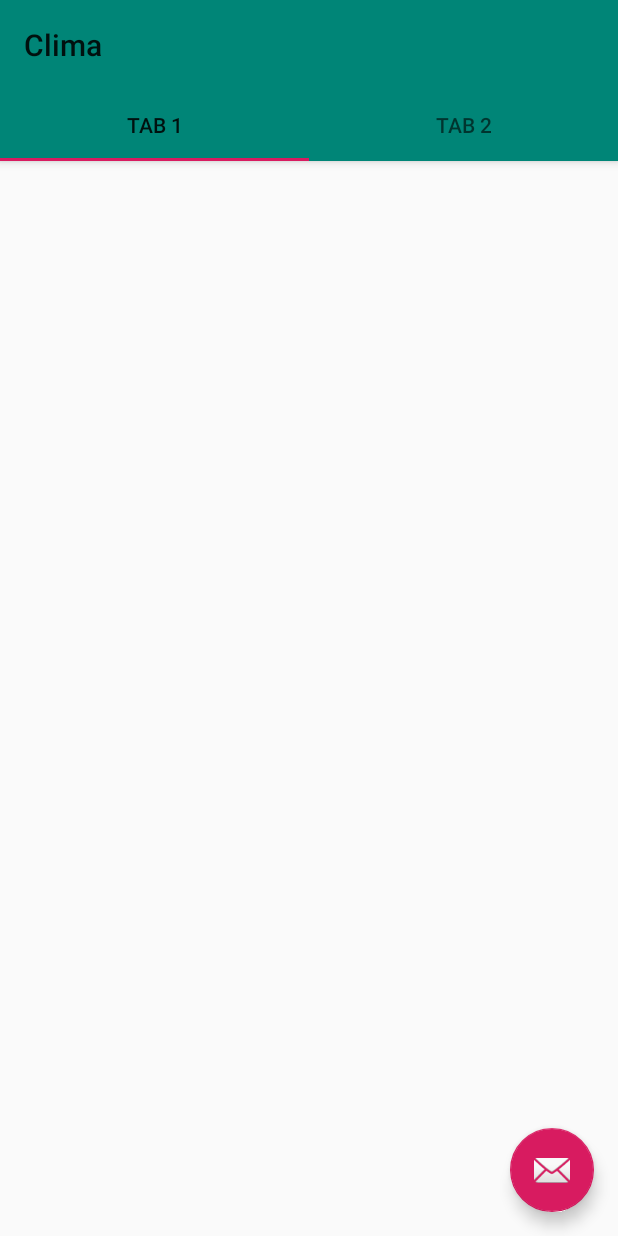
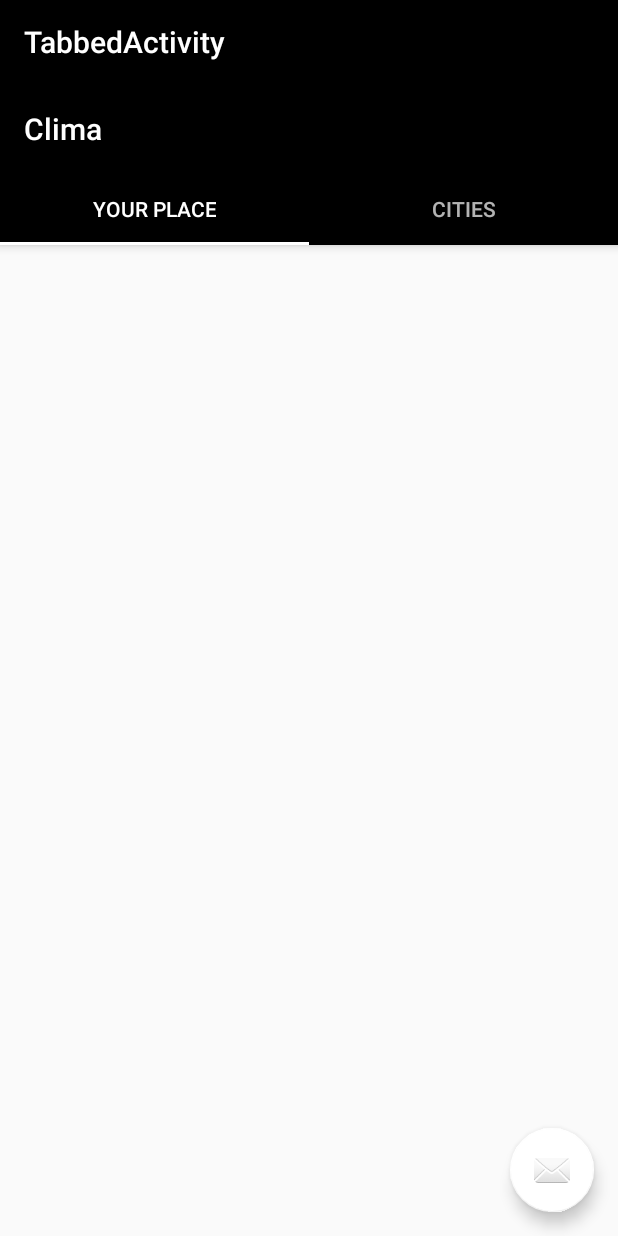
Before and after one commit to techchefsouho99/climate, an Android app: the TabbedActivity screen opened directly, with no data from a screen before it, on a phone screen of 412 x 824 dp. Run offline under Robolectric (Android 15) with nearby library versions, the phone set to English and light mode, and no system bars; libraries missing offline, so code that uses them is left out: android.arch.core; 1 statement that could not run was skipped.

Commit message:
color combination changed

```diff
--- a/app/src/main/AndroidManifest.xml
+++ b/app/src/main/AndroidManifest.xml
@@ -14,7 +14,7 @@
         <activity
             android:name=".TabbedActivity"
             android:label="@string/title_activity_tabbed"
-            android:theme="@style/AppTheme.NoActionBar"></activity>
+            android:theme="@style/AppTheme"></activity>
         <activity android:name=".SplashActivity">
             <intent-filter>
                 <action android:name="android.intent.action.MAIN" />
--- a/app/src/main/java/com/example/climate/ui/main/PageViewModel.java
+++ b/app/src/main/java/com/example/climate/PageViewModel.java
@@ -1,4 +1,4 @@
-package com.example.climate.ui.main;
+package com.example.climate;
 
 import android.arch.core.util.Function;
 import android.arch.lifecycle.LiveData;
--- a/app/src/main/java/com/example/climate/ui/main/PlaceholderFragment.java
+++ b/app/src/main/java/com/example/climate/PlaceholderFragment.java
@@ -1,4 +1,4 @@
-package com.example.climate.ui.main;
+package com.example.climate;
 
 import android.os.Bundle;
 import android.view.LayoutInflater;
@@ -10,8 +10,6 @@ import android.support.annotation.NonNull;
 import android.support.v4.app.Fragment;
 import android.arch.lifecycle.Observer;
 import android.arch.lifecycle.ViewModelProviders;
-
-import com.example.climate.R;
 
 /**
  * A placeholder fragment containing a simple view.
@@ -45,7 +43,7 @@ public class PlaceholderFragment extends Fragment {
     public View onCreateView(
             @NonNull LayoutInflater inflater, ViewGroup container,
             Bundle savedInstanceState) {
-        View root = inflater.inflate(R.layout.fragment_main, container, false);
+        View root = inflater.inflate(R.layout.fragment_tabbed, container, false);
         final TextView textView = root.findViewById(R.id.section_label);
         pageViewModel.getText().observe(this, new Observer<String>() {
             @Override
--- a/app/src/main/java/com/example/climate/ui/main/SectionsPagerAdapter.java
+++ b/app/src/main/java/com/example/climate/SectionsPagerAdapter.java
@@ -1,4 +1,4 @@
-package com.example.climate.ui.main;
+package com.example.climate;
 
 import android.content.Context;
 import android.support.annotation.Nullable;
@@ -6,8 +6,6 @@ import android.support.annotation.StringRes;
 import android.support.v4.app.Fragment;
 import android.support.v4.app.FragmentManager;
 import android.support.v4.app.FragmentPagerAdapter;
-
-import com.example.climate.R;
 
 /**
  * A [FragmentPagerAdapter] that returns a fragment corresponding to
--- a/app/src/main/java/com/example/climate/TabbedActivity.java
+++ b/app/src/main/java/com/example/climate/TabbedActivity.java
@@ -6,11 +6,7 @@ import android.support.design.widget.Snackbar;
 import android.support.design.widget.TabLayout;
 import android.support.v4.view.ViewPager;
 import android.support.v7.app.AppCompatActivity;
-import android.view.Menu;
-import android.view.MenuItem;
 import android.view.View;
-
-import com.example.climate.ui.main.SectionsPagerAdapter;
 
 public class TabbedActivity extends AppCompatActivity {
 
--- a/app/src/main/res/layout/activity_tabbed.xml
+++ b/app/src/main/res/layout/activity_tabbed.xml
@@ -1,5 +1,6 @@
 <?xml version="1.0" encoding="utf-8"?>
-<android.support.design.widget.CoordinatorLayout xmlns:android="http://schemas.android.com/apk/res/android"
+<android.support.design.widget.CoordinatorLayout
+    xmlns:android="http://schemas.android.com/apk/res/android"
     xmlns:app="http://schemas.android.com/apk/res-auto"
     xmlns:tools="http://schemas.android.com/tools"
     android:layout_width="match_parent"
@@ -9,7 +10,7 @@
     <android.support.design.widget.AppBarLayout
         android:layout_width="match_parent"
         android:layout_height="wrap_content"
-        android:theme="@style/AppTheme1.AppBarOverlay">
+        android:theme="@style/AppTheme.AppBarOverlay">
 
         <TextView
             android:id="@+id/title"
--- a/app/src/main/res/layout/fragment_tabbed.xml
+++ b/app/src/main/res/layout/fragment_tabbed.xml
@@ -1,11 +1,12 @@
 <?xml version="1.0" encoding="utf-8"?>
-<android.support.constraint.ConstraintLayout xmlns:android="http://schemas.android.com/apk/res/android"
+<android.support.constraint.ConstraintLayout
+    xmlns:android="http://schemas.android.com/apk/res/android"
     xmlns:app="http://schemas.android.com/apk/res-auto"
     xmlns:tools="http://schemas.android.com/tools"
     android:id="@+id/constraintLayout"
     android:layout_width="match_parent"
     android:layout_height="match_parent"
-    tools:context=".ui.main.PlaceholderFragment">
+    tools:context=".PlaceholderFragment">
 
     <TextView
         android:id="@+id/section_label"
--- a/app/src/main/res/values/colors.xml
+++ b/app/src/main/res/values/colors.xml
@@ -1,7 +1,7 @@
 <?xml version="1.0" encoding="utf-8"?>
 <resources>
-    <color name="colorPrimary">#008577</color>
-    <color name="colorPrimaryDark">#00574B</color>
-    <color name="colorAccent">#D81B60</color>
+    <color name="colorPrimary">#000</color>
+    <color name="colorPrimaryDark">#60606b</color>
+    <color name="colorAccent">#fff</color>
     <color name="white">#FFFFFF</color>
 </resources>
--- a/app/src/main/res/values/strings.xml
+++ b/app/src/main/res/values/strings.xml
@@ -3,7 +3,8 @@
     <string name="default_temp">GO</string>
     <string name="default_location">Fetching Your Location ...</string>
     <string name="title_activity_main2">Main2Activity</string>
-    <string name="tab_text_1">Tab 1</string>
-    <string name="tab_text_2">Tab 2</string>
+    <string name="tab_text_1">YOUR PLACE</string>
+    <string name="tab_text_2">CITIES</string>
+    <string name="tab_string_3">EXTRAS</string>
     <string name="title_activity_tabbed">TabbedActivity</string>
 </resources>
```
